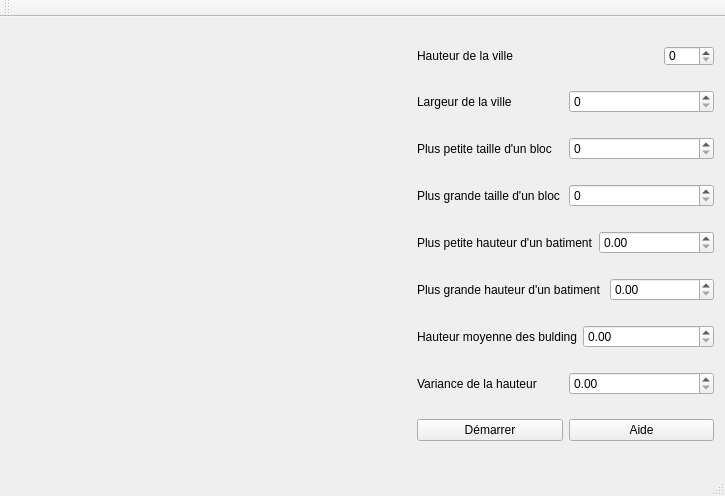
Before: the Qt Designer form mainwindow.ui in haxelion/CityGenerator, drawn with Qt 5.
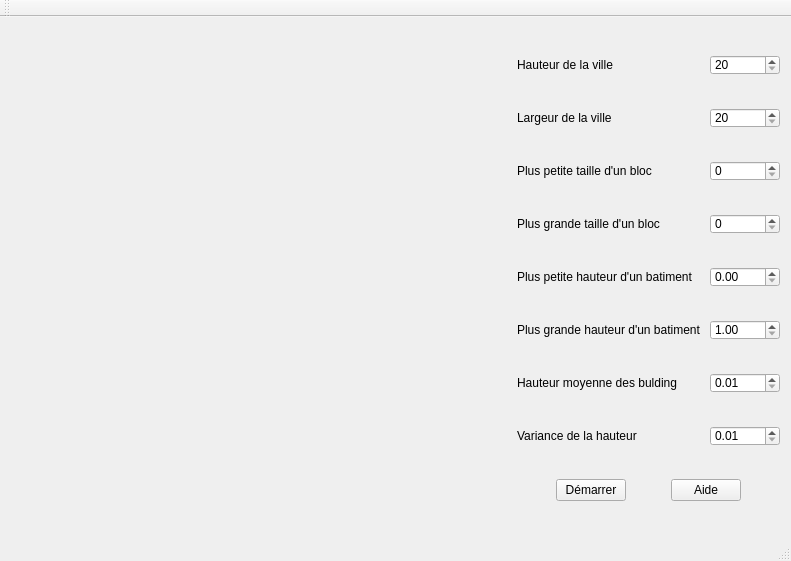
After: the same form once the commit is applied.

Commit message: Modification des bornes des valeurs

Patch:
```diff
--- a/mainwindow.ui
+++ b/mainwindow.ui
@@ -14,13 +14,25 @@
    <string>MainWindow</string>
   </property>
   <widget class="QWidget" name="centralWidget">
+   <property name="sizePolicy">
+    <sizepolicy hsizetype="Maximum" vsizetype="Maximum">
+     <horstretch>0</horstretch>
+     <verstretch>0</verstretch>
+    </sizepolicy>
+   </property>
    <layout class="QHBoxLayout" name="horizontalLayout">
     <item>
      <widget class="QWidget" name="widget" native="true">
+      <property name="sizePolicy">
+       <sizepolicy hsizetype="MinimumExpanding" vsizetype="MinimumExpanding">
+        <horstretch>0</horstretch>
+        <verstretch>0</verstretch>
+       </sizepolicy>
+      </property>
       <property name="minimumSize">
        <size>
-        <width>400</width>
-        <height>400</height>
+        <width>500</width>
+        <height>500</height>
        </size>
       </property>
       <property name="maximumSize">
@@ -32,140 +44,354 @@
      </widget>
     </item>
     <item>
-     <layout class="QVBoxLayout" name="verticalLayout">
+     <layout class="QVBoxLayout" name="verticalLayout" stretch="0,0,0,0,0,0,0,0,0">
       <property name="sizeConstraint">
-       <enum>QLayout::SetDefaultConstraint</enum>
+       <enum>QLayout::SetMinimumSize</enum>
       </property>
       <item>
        <layout class="QHBoxLayout" name="horizontalLayout_2">
+        <property name="sizeConstraint">
+         <enum>QLayout::SetMinimumSize</enum>
+        </property>
         <item>
          <widget class="QLabel" name="label">
+          <property name="sizePolicy">
+           <sizepolicy hsizetype="Minimum" vsizetype="Minimum">
+            <horstretch>0</horstretch>
+            <verstretch>0</verstretch>
+           </sizepolicy>
+          </property>
+          <property name="maximumSize">
+           <size>
+            <width>16777215</width>
+            <height>16777215</height>
+           </size>
+          </property>
           <property name="text">
            <string>Hauteur de la ville</string>
           </property>
          </widget>
         </item>
         <item>
-         <widget class="QSpinBox" name="spinBox_4">
+         <widget class="QSpinBox" name="hauteurVille">
+          <property name="sizePolicy">
+           <sizepolicy hsizetype="Minimum" vsizetype="Minimum">
+            <horstretch>0</horstretch>
+            <verstretch>0</verstretch>
+           </sizepolicy>
+          </property>
           <property name="maximumSize">
            <size>
-            <width>50</width>
+            <width>70</width>
             <height>20</height>
            </size>
           </property>
+          <property name="minimum">
+           <number>20</number>
+          </property>
+          <property name="maximum">
+           <number>1000</number>
+          </property>
          </widget>
         </item>
        </layout>
       </item>
       <item>
        <layout class="QHBoxLayout" name="horizontalLayout_6">
+        <property name="sizeConstraint">
+         <enum>QLayout::SetMinimumSize</enum>
+        </property>
         <item>
          <widget class="QLabel" name="label_3">
+          <property name="sizePolicy">
+           <sizepolicy hsizetype="Minimum" vsizetype="Minimum">
+            <horstretch>0</horstretch>
+            <verstretch>0</verstretch>
+           </sizepolicy>
+          </property>
+          <property name="maximumSize">
+           <size>
+            <width>10000</width>
+            <height>10000</height>
+           </size>
+          </property>
           <property name="text">
            <string>Largeur de la ville</string>
           </property>
          </widget>
         </item>
         <item>
-         <widget class="QSpinBox" name="spinBox_3"/>
+         <widget class="QSpinBox" name="largeurVille">
+          <property name="minimumSize">
+           <size>
+            <width>0</width>
+            <height>0</height>
+           </size>
+          </property>
+          <property name="maximumSize">
+           <size>
+            <width>70</width>
+            <height>20</height>
+           </size>
+          </property>
+          <property name="minimum">
+           <number>20</number>
+          </property>
+          <property name="maximum">
+           <number>1000</number>
+          </property>
+         </widget>
         </item>
        </layout>
       </item>
       <item>
        <layout class="QHBoxLayout" name="horizontalLayout_9">
+        <property name="sizeConstraint">
+         <enum>QLayout::SetMinimumSize</enum>
+        </property>
         <item>
          <widget class="QLabel" name="label_6">
+          <property name="sizePolicy">
+           <sizepolicy hsizetype="Minimum" vsizetype="Minimum">
+            <horstretch>0</horstretch>
+            <verstretch>0</verstretch>
+           </sizepolicy>
+          </property>
+          <property name="maximumSize">
+           <size>
+            <width>10000</width>
+            <height>10000</height>
+           </size>
+          </property>
           <property name="text">
            <string>Plus petite taille d'un bloc</string>
           </property>
          </widget>
         </item>
         <item>
-         <widget class="QSpinBox" name="spinBox_2"/>
+         <widget class="QSpinBox" name="minBlockSize">
+          <property name="maximumSize">
+           <size>
+            <width>70</width>
+            <height>20</height>
+           </size>
+          </property>
+         </widget>
         </item>
        </layout>
       </item>
       <item>
        <layout class="QHBoxLayout" name="horizontalLayout_8">
+        <property name="sizeConstraint">
+         <enum>QLayout::SetMinimumSize</enum>
+        </property>
         <item>
          <widget class="QLabel" name="label_5">
+          <property name="sizePolicy">
+           <sizepolicy hsizetype="Fixed" vsizetype="Preferred">
+            <horstretch>0</horstretch>
+            <verstretch>0</verstretch>
+           </sizepolicy>
+          </property>
+          <property name="maximumSize">
+           <size>
+            <width>10000</width>
+            <height>10000</height>
+           </size>
+          </property>
+          <property name="layoutDirection">
+           <enum>Qt::LeftToRight</enum>
+          </property>
           <property name="text">
            <string>Plus grande taille d'un bloc</string>
           </property>
          </widget>
         </item>
         <item>
-         <widget class="QSpinBox" name="spinBox"/>
+         <widget class="QSpinBox" name="maxBlockSize">
+          <property name="maximumSize">
+           <size>
+            <width>70</width>
+            <height>20</height>
+           </size>
+          </property>
+         </widget>
         </item>
        </layout>
       </item>
       <item>
        <layout class="QHBoxLayout" name="horizontalLayout_3">
+        <property name="sizeConstraint">
+         <enum>QLayout::SetMinimumSize</enum>
+        </property>
         <item>
          <widget class="QLabel" name="label_7">
+          <property name="maximumSize">
+           <size>
+            <width>10000</width>
+            <height>10000</height>
+           </size>
+          </property>
           <property name="text">
            <string>Plus petite hauteur d'un batiment</string>
           </property>
          </widget>
         </item>
         <item>
-         <widget class="QDoubleSpinBox" name="doubleSpinBox"/>
+         <widget class="QDoubleSpinBox" name="minBuildingHeight">
+          <property name="maximumSize">
+           <size>
+            <width>70</width>
+            <height>20</height>
+           </size>
+          </property>
+          <property name="maximum">
+           <double>1000.000000000000000</double>
+          </property>
+         </widget>
         </item>
        </layout>
       </item>
       <item>
        <layout class="QHBoxLayout" name="horizontalLayout_11">
+        <property name="sizeConstraint">
+         <enum>QLayout::SetMinimumSize</enum>
+        </property>
         <item>
          <widget class="QLabel" name="label_8">
+          <property name="maximumSize">
+           <size>
+            <width>10000</width>
+            <height>10000</height>
+           </size>
+          </property>
           <property name="text">
            <string>Plus grande hauteur d'un batiment </string>
           </property>
          </widget>
         </item>
         <item>
-         <widget class="QDoubleSpinBox" name="doubleSpinBox_3"/>
+         <widget class="QDoubleSpinBox" name="maxBuildingHeight">
+          <property name="maximumSize">
+           <size>
+            <width>70</width>
+            <height>20</height>
+           </size>
+          </property>
+          <property name="minimum">
+           <double>1.000000000000000</double>
+          </property>
+          <property name="maximum">
+           <double>200000000.000000000000000</double>
+          </property>
+         </widget>
         </item>
        </layout>
       </item>
       <item>
        <layout class="QHBoxLayout" name="horizontalLayout_7">
+        <property name="sizeConstraint">
+         <enum>QLayout::SetMinimumSize</enum>
+        </property>
         <item>
          <widget class="QLabel" name="label_4">
+          <property name="sizePolicy">
+           <sizepolicy hsizetype="Minimum" vsizetype="Minimum">
+            <horstretch>0</horstretch>
+            <verstretch>0</verstretch>
+           </sizepolicy>
+          </property>
+          <property name="maximumSize">
+           <size>
+            <width>10000</width>
+            <height>16777215</height>
+           </size>
+          </property>
           <property name="text">
            <string>Hauteur moyenne des bulding</string>
           </property>
          </widget>
         </item>
         <item>
-         <widget class="QDoubleSpinBox" name="doubleSpinBox_6"/>
+         <widget class="QDoubleSpinBox" name="heightMean">
+          <property name="maximumSize">
+           <size>
+            <width>70</width>
+            <height>20</height>
+           </size>
+          </property>
+          <property name="minimum">
+           <double>0.010000000000000</double>
+          </property>
+          <property name="maximum">
+           <double>1000.000000000000000</double>
+          </property>
+         </widget>
         </item>
        </layout>
       </item>
       <item>
        <layout class="QHBoxLayout" name="horizontalLayout_5">
+        <property name="sizeConstraint">
+         <enum>QLayout::SetMinimumSize</enum>
+        </property>
         <item>
          <widget class="QLabel" name="label_2">
+          <property name="maximumSize">
+           <size>
+            <width>10000</width>
+            <height>16777215</height>
+           </size>
+          </property>
           <property name="text">
            <string>Variance de la hauteur</string>
           </property>
          </widget>
         </item>
         <item>
-         <widget class="QDoubleSpinBox" name="doubleSpinBox_2"/>
+         <widget class="QDoubleSpinBox" name="heightVariance">
+          <property name="maximumSize">
+           <size>
+            <width>70</width>
+            <height>20</height>
+           </size>
+          </property>
+          <property name="minimum">
+           <double>0.010000000000000</double>
+          </property>
+          <property name="maximum">
+           <double>1000.000000000000000</double>
+          </property>
+         </widget>
         </item>
        </layout>
       </item>
       <item>
        <layout class="QHBoxLayout" name="horizontalLayout_10">
+        <property name="sizeConstraint">
+         <enum>QLayout::SetMinimumSize</enum>
+        </property>
         <item>
-         <widget class="QPushButton" name="pushButton">
+         <widget class="QPushButton" name="Start">
+          <property name="maximumSize">
+           <size>
+            <width>70</width>
+            <height>16777215</height>
+           </size>
+          </property>
           <property name="text">
            <string>Démarrer</string>
           </property>
          </widget>
         </item>
         <item>
-         <widget class="QPushButton" name="pushButton_2">
+         <widget class="QPushButton" name="Help">
+          <property name="maximumSize">
+           <size>
+            <width>70</width>
+            <height>16777215</height>
+           </size>
+          </property>
           <property name="text">
            <string>Aide</string>
           </property>
```
